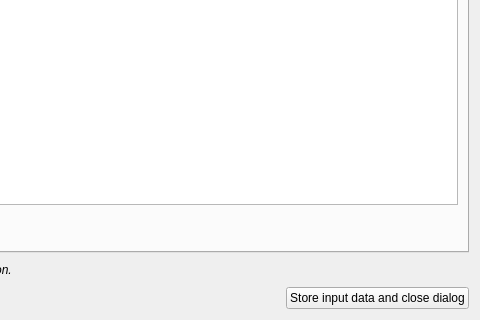
First picture: the form in SIM-VICUS/src/SVSimulationExportFMIDialog.ui, repository ghorwin/SIM-VICUS, before the edit; both pictures show x 452 to 932 and y 238 to 558 of the 932 by 558 pixel window.
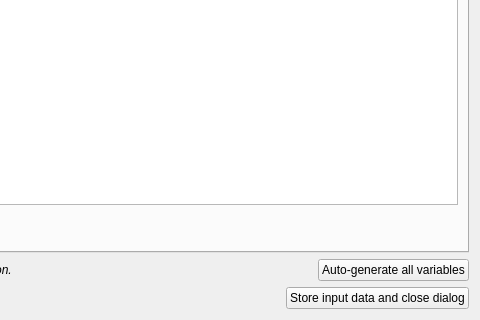
Second picture: the form after the edit. Icons and pictures are not drawn. Custom widgets are drawn as their Qt base class.

Commit message: FMI auto-generation of variables added.

Patch:
```diff
--- a/SIM-VICUS/src/SVSimulationExportFMIDialog.ui
+++ b/SIM-VICUS/src/SVSimulationExportFMIDialog.ui
@@ -232,6 +232,13 @@
        </property>
       </spacer>
      </item>
+     <item>
+      <widget class="QPushButton" name="pushButtonGenerateAllVariables">
+       <property name="text">
+        <string>Auto-generate all variables</string>
+       </property>
+      </widget>
+     </item>
     </layout>
    </item>
    <item>
```
The commit also changes 4 other files.
